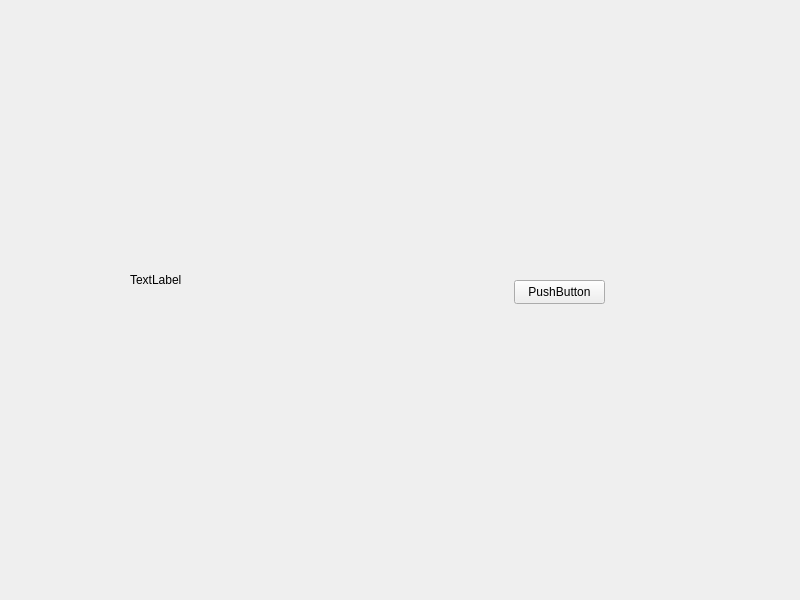
The window that client/mainwidget.ui (xlbatross/authorization) describes before a commit, drawn with Qt 5.
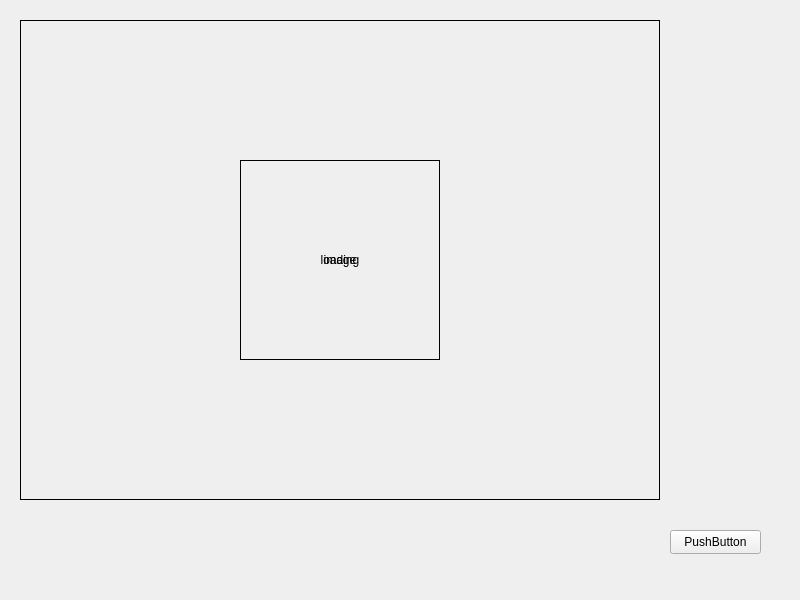
The same window after the commit.

Commit message: rest api image transfer check

```diff
--- a/client/mainwidget.ui
+++ b/client/mainwidget.ui
@@ -13,24 +13,30 @@
   <property name="windowTitle">
    <string>MainWidget</string>
   </property>
-  <widget class="QLabel" name="label">
+  <widget class="QLabel" name="lbl_loading">
    <property name="geometry">
     <rect>
-     <x>130</x>
-     <y>180</y>
+     <x>240</x>
+     <y>160</y>
      <width>200</width>
      <height>200</height>
     </rect>
    </property>
+   <property name="styleSheet">
+    <string notr="true">border : 1px solid black;</string>
+   </property>
    <property name="text">
-    <string>TextLabel</string>
+    <string>loading</string>
+   </property>
+   <property name="alignment">
+    <set>Qt::AlignCenter</set>
    </property>
   </widget>
   <widget class="QPushButton" name="btn">
    <property name="geometry">
     <rect>
-     <x>514</x>
-     <y>280</y>
+     <x>670</x>
+     <y>530</y>
      <width>91</width>
      <height>24</height>
     </rect>
@@ -39,6 +45,28 @@
     <string>PushButton</string>
    </property>
   </widget>
+  <widget class="QLabel" name="lbl_image">
+   <property name="geometry">
+    <rect>
+     <x>20</x>
+     <y>20</y>
+     <width>640</width>
+     <height>480</height>
+    </rect>
+   </property>
+   <property name="styleSheet">
+    <string notr="true">border : 1px solid black;</string>
+   </property>
+   <property name="text">
+    <string>image</string>
+   </property>
+   <property name="alignment">
+    <set>Qt::AlignCenter</set>
+   </property>
+  </widget>
+  <zorder>lbl_image</zorder>
+  <zorder>lbl_loading</zorder>
+  <zorder>btn</zorder>
  </widget>
  <resources/>
  <connections/>
```
The commit also changes 8 other files.
